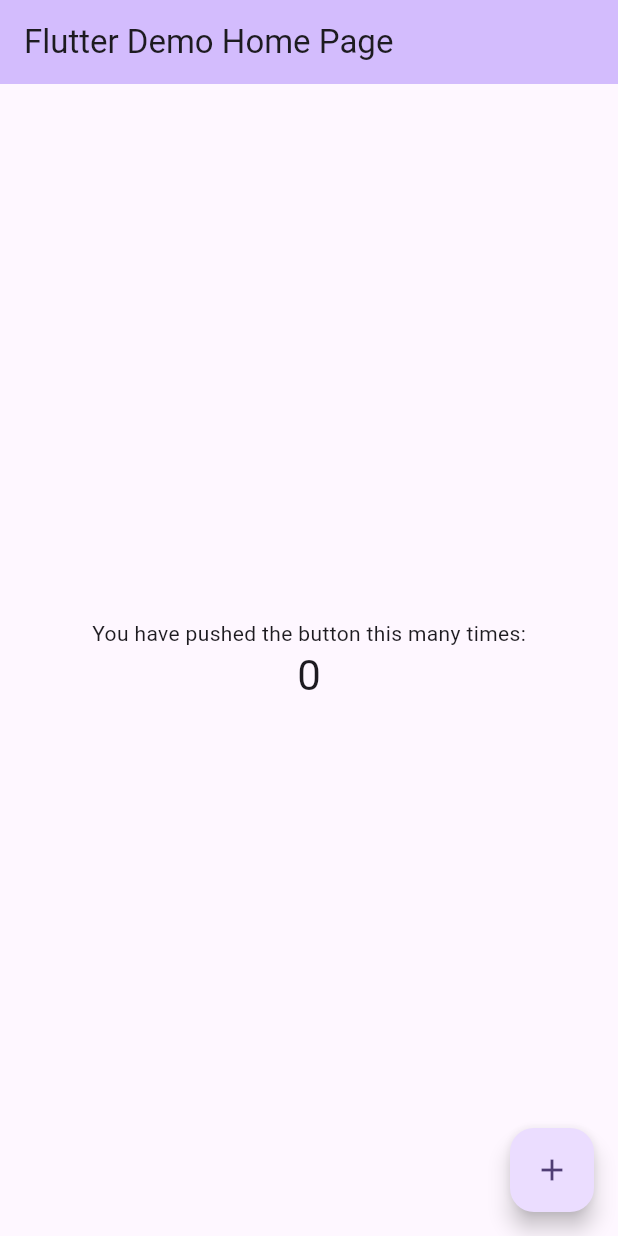
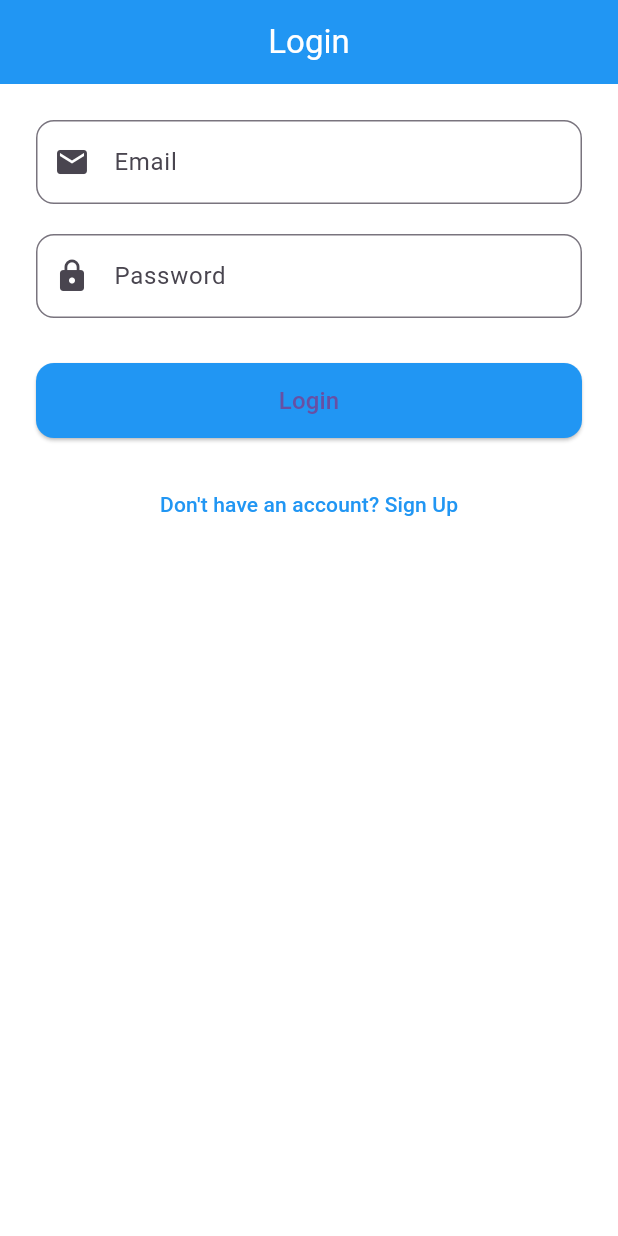
Before and after one commit to RajeelSiddiqui1/e-project-flutter, a Flutter app: the screen it shows after launch, on a phone screen of 412 x 824 dp. Run offline on Flutter 3.47's test engine with Material 3 defaults, Android fonts, the phone set to English and light mode, and no system bars; our stand-ins replace firebase_core; accounts and stored records are empty.

Commit message:
make loginj and signup page for testing

```diff
--- a/firebaseproject/lib/main.dart
+++ b/firebaseproject/lib/main.dart
@@ -1,122 +1,18 @@
+
+
+import 'package:firebaseproject/firebase_options.dart';
+import 'package:firebaseproject/user/auth/Login.dart';
 import 'package:flutter/material.dart';
+import 'package:firebase_core/firebase_core.dart';
 
-void main() {
-  runApp(const MyApp());
-}
+  void main()async  {
+    WidgetsFlutterBinding.ensureInitialized();
+    await Firebase.initializeApp(
+    options : DefaultFirebaseOptions.currentPlatform,
+    );
 
-class MyApp extends StatelessWidget {
-  const MyApp({super.key});
-
-  // This widget is the root of your application.
-  @override
-  Widget build(BuildContext context) {
-    return MaterialApp(
-      title: 'Flutter Demo',
-      theme: ThemeData(
-        // This is the theme of your application.
-        //
-        // TRY THIS: Try running your application with "flutter run". You'll see
-        // the application has a purple toolbar. Then, without quitting the app,
-        // try changing the seedColor in the colorScheme below to Colors.green
-        // and then invoke "hot reload" (save your changes or press the "hot
-        // reload" button in a Flutter-supported IDE, or press "r" if you used
-        // the command line to start the app).
-        //
-        // Notice that the counter didn't reset back to zero; the application
-        // state is not lost during the reload. To reset the state, use hot
-        // restart instead.
-        //
-        // This works for code too, not just values: Most code changes can be
-        // tested with just a hot reload.
-        colorScheme: ColorScheme.fromSeed(seedColor: Colors.deepPurple),
-      ),
-      home: const MyHomePage(title: 'Flutter Demo Home Page'),
-    );
+    runApp(MaterialApp(
+      debugShowCheckedModeBanner: false,
+      home: LoginScreen(),
+    ));
   }
-}
-
-class MyHomePage extends StatefulWidget {
-  const MyHomePage({super.key, required this.title});
-
-  // This widget is the home page of your application. It is stateful, meaning
-  // that it has a State object (defined below) that contains fields that affect
-  // how it looks.
-
-  // This class is the configuration for the state. It holds the values (in this
-  // case the title) provided by the parent (in this case the App widget) and
-  // used by the build method of the State. Fields in a Widget subclass are
-  // always marked "final".
-
-  final String title;
-
-  @override
-  State<MyHomePage> createState() => _MyHomePageState();
-}
-
-class _MyHomePageState extends State<MyHomePage> {
-  int _counter = 0;
-
-  void _incrementCounter() {
-    setState(() {
-      // This call to setState tells the Flutter framework that something has
-      // changed in this State, which causes it to rerun the build method below
-      // so that the display can reflect the updated values. If we changed
-      // _counter without calling setState(), then the build method would not be
-      // called again, and so nothing would appear to happen.
-      _counter++;
-    });
-  }
-
-  @override
-  Widget build(BuildContext context) {
-    // This method is rerun every time setState is called, for instance as done
-    // by the _incrementCounter method above.
-    //
-    // The Flutter framework has been optimized to make rerunning build methods
-    // fast, so that you can just rebuild anything that needs updating rather
-    // than having to individually change instances of widgets.
-    return Scaffold(
-      appBar: AppBar(
-        // TRY THIS: Try changing the color here to a specific color (to
-        // Colors.amber, perhaps?) and trigger a hot reload to see the AppBar
-        // change color while the other colors stay the same.
-        backgroundColor: Theme.of(context).colorScheme.inversePrimary,
-        // Here we take the value from the MyHomePage object that was created by
-        // the App.build method, and use it to set our appbar title.
-        title: Text(widget.title),
-      ),
-      body: Center(
-        // Center is a layout widget. It takes a single child and positions it
-        // in the middle of the parent.
-        child: Column(
-          // Column is also a layout widget. It takes a list of children and
-          // arranges them vertically. By default, it sizes itself to fit its
-          // children horizontally, and tries to be as tall as its parent.
-          //
-          // Column has various properties to control how it sizes itself and
-          // how it positions its children. Here we use mainAxisAlignment to
-          // center the children vertically; the main axis here is the vertical
-          // axis because Columns are vertical (the cross axis would be
-          // horizontal).
-          //
-          // TRY THIS: Invoke "debug painting" (choose the "Toggle Debug Paint"
-          // action in the IDE, or press "p" in the console), to see the
-          // wireframe for each widget.
-          mainAxisAlignment: MainAxisAlignment.center,
-          children: <Widget>[
-            const Text('You have pushed the button this many times:'),
-            Text(
-              '$_counter',
-              style: Theme.of(context).textTheme.headlineMedium,
-            ),
-          ],
-        ),
-      ),
-      floatingActionButton: FloatingActionButton(
-        onPressed: _incrementCounter,
-        tooltip: 'Increment',
-        child: const Icon(Icons.add),
-      ), // This trailing comma makes auto-formatting nicer for build methods.
-    );
-  }
-}
--- /dev/null
+++ b/firebaseproject/lib/user/auth/login.dart
@@ -0,0 +1,96 @@
+import 'package:firebaseproject/user/auth/signup.dart';
+import 'package:flutter/material.dart';
+
+class LoginScreen extends StatefulWidget {
+  const LoginScreen({super.key});
+
+  @override
+  State<LoginScreen> createState() => _LoginScreenState();
+}
+
+class _LoginScreenState extends State<LoginScreen> {
+  @override
+  Widget build(BuildContext context) {
+    return Scaffold(
+      backgroundColor: Colors.white,
+      appBar: AppBar(
+        title: const Text('Login'),
+        automaticallyImplyLeading: false,
+        backgroundColor: Colors.blue,
+        foregroundColor: Colors.white,
+        centerTitle: true,
+        elevation: 0,
+      ),
+      body: SingleChildScrollView(
+        padding: const EdgeInsets.all(24.0),
+        child: Center(
+          child: SingleChildScrollView(
+            child: Column(
+              children: [
+                // Email Field
+                TextField(
+                  decoration: InputDecoration(
+                    hintText: 'Email',
+                    prefixIcon: const Icon(Icons.email),
+                    border: OutlineInputBorder(
+                      borderRadius: BorderRadius.circular(12),
+                    ),
+                  ),
+                  keyboardType: TextInputType.emailAddress,
+                ),
+                const SizedBox(height: 20),
+
+                // Password Field
+                TextField(
+                  obscureText: true,
+                  decoration: InputDecoration(
+                    hintText: 'Password',
+                    prefixIcon: const Icon(Icons.lock),
+                    border: OutlineInputBorder(
+                      borderRadius: BorderRadius.circular(12),
+                    ),
+                  ),
+                ),
+                const SizedBox(height: 30),
+
+                // Login Button
+                SizedBox(
+                  width: double.infinity,
+                  height: 50,
+                  child: ElevatedButton(
+                    onPressed: () {
+                      // TODO: Add logic
+                    },
+                    style: ElevatedButton.styleFrom(
+                      backgroundColor: Colors.blue,
+                      shape: RoundedRectangleBorder(
+                        borderRadius: BorderRadius.circular(12),
+                      ),
+                    ),
+                    child: const Text(
+                      'Login',
+                      style: TextStyle(fontSize: 16),
+                    ),
+                  ),
+                ),
+
+                const SizedBox(height: 20),
+
+                // Sign Up Redirect Text
+                TextButton(
+                  onPressed: () {
+                    Navigator.push(context,MaterialPageRoute(builder:(context) => SignupScreen()));
+                  },
+                  child: const Text(
+                    "Don't have an account? Sign Up",
+                    style: TextStyle(color: Colors.blue),
+                  ),
+                ),
+              ],
+            ),
+          ),
+        ),
+      ),
+    );
+  }
+}
--- a/firebaseproject/pubspec.yaml
+++ b/firebaseproject/pubspec.yaml
@@ -35,6 +35,11 @@ dependencies:
   # Use with the CupertinoIcons class for iOS style icons.
   cupertino_icons: ^1.0.8
   firebase_core: ^4.0.0
+  cloud_firestore: ^6.0.0
+  firebase_auth: ^6.0.0
+  firebase_database: ^12.0.0
+  firebase_storage: ^13.0.0
+  lottie: ^3.3.1
 
 dev_dependencies:
   flutter_test:
```
Also changed, not shown: firebaseproject/lib/user/auth/signup.dart (added, +144 -0 lines), firebaseproject/pubspec.lock, 4 other files.
